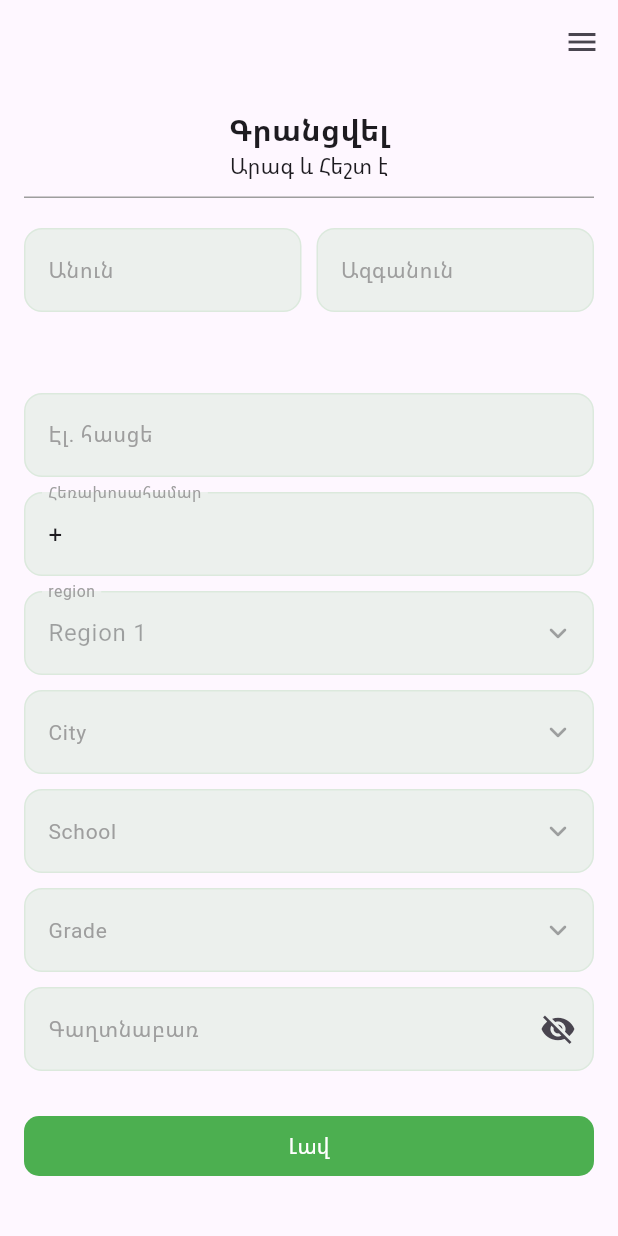
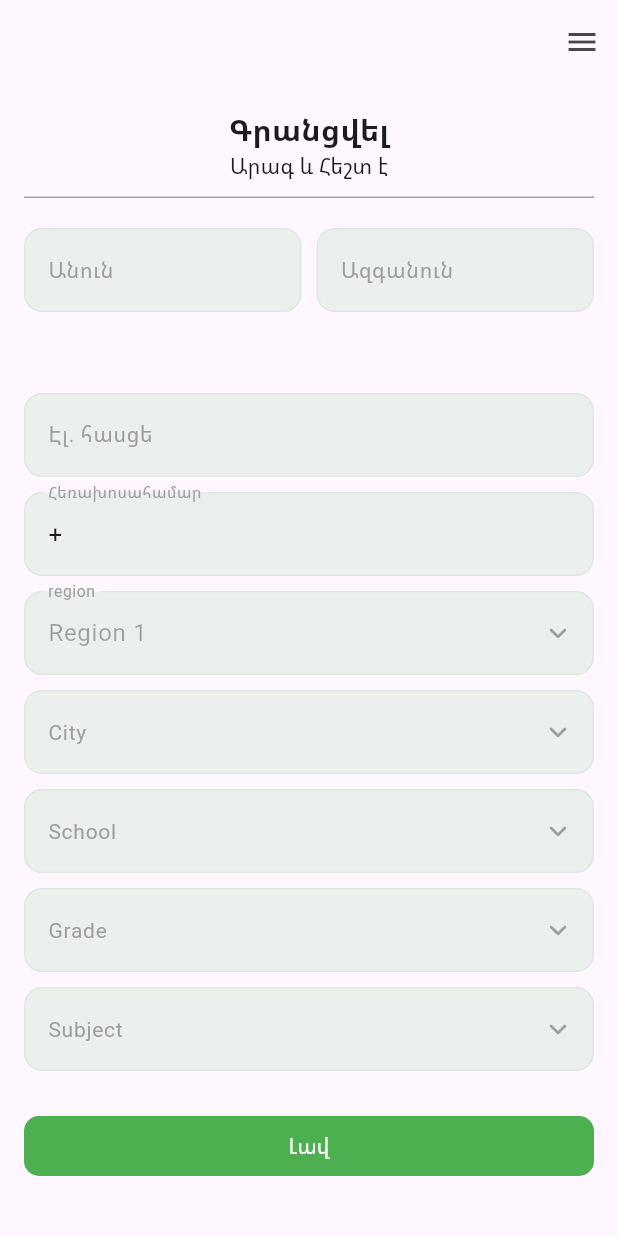
Before and after one commit to Vanik98/triosoft, a Flutter app: the screen it shows after launch, after a tap on "region", after a tap on "Region 1", on a phone screen of 412 x 824 dp. Run offline on Flutter 3.47's test engine with Material 3 defaults, Android fonts, the phone set to English and light mode, and no system bars; our stand-ins replace easy_localization, flutter_bloc, freezed_annotation, get_it, go_router, shared_preferences.

Commit message:
fix issues

```diff
--- a/lib/app/trio_soft_app.dart
+++ b/lib/app/trio_soft_app.dart
@@ -4,7 +4,6 @@ import 'package:flutter_bloc/flutter_bloc.dart';
 import 'package:go_router/go_router.dart';
 import 'package:triosoft/core/routes/app_routes.dart';
 import 'package:triosoft/features/authorization/presentation/bloc/login/login_bloc.dart';
-import 'package:triosoft/features/authorization/presentation/bloc/login/login_event.dart';
 
 import '../core/app/core_app.dart';
 import '../core/base/localization/easy_localization_config.dart';
--- a/lib/core/app/core_app.dart
+++ b/lib/core/app/core_app.dart
@@ -23,7 +23,6 @@ class _CoreAppWidgetState extends State<CoreAppWidget> with WidgetsBindingObserv
       localizationsDelegates: context.localizationDelegates,
       supportedLocales: context.supportedLocales,
       locale: context.locale,
-      // builder: EasyDialogManager.init(),
     );
   }
 }
--- a/lib/core/base/route/base_route.dart
+++ b/lib/core/base/route/base_route.dart
@@ -14,7 +14,6 @@ Page getPage({
   required Widget child,
   required GoRouterState state,
 }) {
-
   return CupertinoPage(
     key: state.pageKey,
     child: child,
--- a/lib/core/base/utils/api/ui_state.dart
+++ b/lib/core/base/utils/api/ui_state.dart
@@ -5,5 +5,6 @@ part 'ui_state.freezed.dart';
 @freezed
 sealed class UiState<T> with _$UiState<T> {
   factory UiState.success([@Default(null) T? data]) = UiSuccess<T>;
+
   factory UiState.error(String message) = UiError;
 }
--- a/lib/core/form/base/form_element_selector_full_widget.dart
+++ b/lib/core/form/base/form_element_selector_full_widget.dart
@@ -12,6 +12,7 @@ class FormElementSelectorFullWidget<T> extends StatefulWidget {
   final Icon? icon;
   final bool isHaveSearch;
   final ValueChanged<String>? onSearchChanged;
+  final ScrollController scrollController;
 
   const FormElementSelectorFullWidget({
     super.key,
@@ -22,6 +23,7 @@ class FormElementSelectorFullWidget<T> extends StatefulWidget {
     this.icon,
     this.isHaveSearch = false,
     this.onSearchChanged,
+    required this.scrollController,
   });
 
   @override
@@ -81,6 +83,7 @@ class _FormElementSelectorFullWidgetState<T> extends State<FormElementSelectorFu
                 widget.onDateSelected(v);
               },
               onSearchChanged: widget.onSearchChanged,
+              scrollController: widget.scrollController,
             ),
         ],
       ),
--- a/lib/core/form/base/form_selector_extra_widget.dart
+++ b/lib/core/form/base/form_selector_extra_widget.dart
@@ -9,17 +9,18 @@ class FormElementExtraWidget<T> extends StatelessWidget {
     required this.element,
     required this.onSelected,
     required this.onSearchChanged,
+    required this.scrollController,
   });
 
   final List<FormElement> element;
   final Function(T data) onSelected;
   final ValueChanged<String>? onSearchChanged;
+  final ScrollController scrollController;
 
   @override
   Widget build(BuildContext context) {
     return LayoutBuilder(
       builder: (context, constraints) {
-        // Determine height based on constraints, capping at 200
         double availableHeight = constraints.maxHeight.isFinite ? constraints.maxHeight : 200;
         double height = availableHeight < 200 ? availableHeight : 200;
 
@@ -30,7 +31,7 @@ class FormElementExtraWidget<T> extends StatelessWidget {
             borderRadius: BorderRadius.circular(10),
           ),
           child: Column(
-            mainAxisSize: MainAxisSize.min, // Allows the column to adjust based on content
+            mainAxisSize: MainAxisSize.min,
             children: [
               if (onSearchChanged != null)
                 SearchWidget(
@@ -39,10 +40,11 @@ class FormElementExtraWidget<T> extends StatelessWidget {
               const SizedBox(height: 10),
               ConstrainedBox(
                 constraints: BoxConstraints(
-                  maxHeight: height, // Cap height dynamically
+                  maxHeight: height,
                 ),
                 child: ListView.builder(
-                  shrinkWrap: true, // Allow the ListView to size based on children
+                  controller: scrollController,
+                  shrinkWrap: true,
                   itemCount: element.length,
                   itemBuilder: (context, index) {
                     return GestureDetector(
--- a/lib/core/form/elements/form_element_city_widget.dart
+++ b/lib/core/form/elements/form_element_city_widget.dart
@@ -11,10 +11,12 @@ class FormElementCityWidget extends StatelessWidget {
     super.key,
     required this.values,
     required this.onDateSelected,
+    required this.scrollController,
   });
 
   final Function(String) onDateSelected;
   final List<String> values;
+  final ScrollController scrollController;
 
   @override
   Widget build(BuildContext context) {
@@ -32,6 +34,7 @@ class FormElementCityWidget extends StatelessWidget {
             formElements: _createFormElements(state.filteredTextList),
             labelText: 'City',
             isHaveSearch: true,
+            scrollController: scrollController,
           );
         },
       ),
--- a/lib/core/form/elements/form_element_grade_widget.dart
+++ b/lib/core/form/elements/form_element_grade_widget.dart
@@ -7,10 +7,11 @@ import '../bloc/form_search_bloc.dart';
 import '../bloc/form_search_event.dart';
 
 class FormElementGradeWidget extends StatelessWidget {
-  const FormElementGradeWidget({super.key, required this.values, required this.onDateSelected});
+  const FormElementGradeWidget({super.key, required this.values, required this.onDateSelected, required this.scrollController});
 
   final Function(String) onDateSelected;
   final List<String> values;
+  final ScrollController scrollController;
 
   @override
   Widget build(BuildContext context) {
@@ -27,6 +28,7 @@ class FormElementGradeWidget extends StatelessWidget {
             },
             formElements: _createFormElements(state.filteredTextList),
             labelText: 'Grade',
+            scrollController: scrollController,
           );
         },
       ),
--- a/lib/core/form/elements/form_element_region_widget.dart
+++ b/lib/core/form/elements/form_element_region_widget.dart
@@ -4,10 +4,16 @@ import '../base/form_element_selector_full_widget.dart';
 import '../base/form_element_wrapper.dart';
 
 class FormElementRegionWidget extends StatelessWidget {
-  const FormElementRegionWidget({super.key, required this.values, required this.onDateSelected});
+  const FormElementRegionWidget({
+    super.key,
+    required this.values,
+    required this.onDateSelected,
+    required this.scrollController,
+  });
 
   final Function(String) onDateSelected;
   final List<String> values;
+  final ScrollController scrollController;
 
   @override
   Widget build(BuildContext context) {
@@ -17,6 +23,7 @@ class FormElementRegionWidget extends StatelessWidget {
       },
       formElements: _createFormElements(),
       labelText: 'region',
+      scrollController: scrollController,
     );
   }
 
--- a/lib/core/form/elements/form_element_school_widget.dart
+++ b/lib/core/form/elements/form_element_school_widget.dart
@@ -7,10 +7,11 @@ import '../bloc/form_search_bloc.dart';
 import '../bloc/form_search_event.dart';
 
 class FormElementSchoolWidget extends StatelessWidget {
-  const FormElementSchoolWidget({super.key, required this.values, required this.onDateSelected});
+  const FormElementSchoolWidget({super.key, required this.values, required this.onDateSelected, required this.scrollController});
 
   final Function(String) onDateSelected;
   final List<String> values;
+  final ScrollController scrollController;
 
   @override
   Widget build(BuildContext context) {
@@ -27,7 +28,7 @@ class FormElementSchoolWidget extends StatelessWidget {
             },
             formElements: _createFormElements(state.filteredTextList),
             labelText: 'School',
-            isHaveSearch: true,
+            isHaveSearch: true, scrollController: scrollController,
           );
         },
       ),
--- a/lib/core/form/elements/form_element_subject_widget.dart
+++ b/lib/core/form/elements/form_element_subject_widget.dart
@@ -7,15 +7,16 @@ import '../bloc/form_search_bloc.dart';
 import '../bloc/form_search_event.dart';
 
 class FormElementSubjectWidget extends StatelessWidget {
-  const FormElementSubjectWidget({super.key, required this.values, required this.onDateSelected});
+  const FormElementSubjectWidget({super.key, required this.values, required this.onDateSelected, required this.scrollController});
 
   final Function(String) onDateSelected;
   final List<String> values;
+  final ScrollController scrollController;
 
   @override
   Widget build(BuildContext context) {
     return BlocProvider(
-      create: (context) => FormSearchBloc(),
+      create: (context) => FormSearchBloc()..add(FormSearchEvent.setList(values)),
       child: BlocBuilder<FormSearchBloc, FormSearchState>(
         builder: (context, state) {
           return FormElementSelectorFullWidget(
@@ -28,6 +29,7 @@ class FormElementSubjectWidget extends StatelessWidget {
             formElements: _createFormElements(state.filteredTextList),
             labelText: 'Subject',
             isHaveSearch: true,
+            scrollController: scrollController,
           );
         },
       ),
--- a/lib/di/dependency_injection.dart
+++ b/lib/di/dependency_injection.dart
@@ -1,13 +1,11 @@
 import 'package:get_it/get_it.dart';
 
 import '../features/authorization/presentation/di/authorization_di.dart';
-import '../features/home/presentation/di/home_di.dart';
 
 final GetIt locator = GetIt.instance;
 
 abstract class DependencyInjection {
   static void configure() {
     authorizationModule();
-    homeModule();
   }
 }
--- a/lib/features/authorization/data/repository/authorization_repository_impl.dart
+++ b/lib/features/authorization/data/repository/authorization_repository_impl.dart
@@ -25,7 +25,7 @@ class AuthorizationRepositoryImpl implements AuthorizationRepository {
     final result = await authApiService.registerUser(addUserRequest);
     // parse
     // la la la la la la la la la la la la
-    //return UisTATE
+    //return UiState
     return UiSuccess(result);
   }
 }
--- a/lib/features/authorization/domain/entites/school_enum.dart
+++ b/lib/features/authorization/domain/entites/school_enum.dart
@@ -1,6 +1,4 @@
-import 'package:triosoft/generated/locale_keys.g.dart';
-
-enum SchoolEnum{
+enum SchoolEnum {
   n100('100'),
   n103('103');
 
--- a/lib/features/authorization/presentation/bloc/login/login_bloc.dart
+++ b/lib/features/authorization/presentation/bloc/login/login_bloc.dart
@@ -15,7 +15,7 @@ class LoginBloc extends Bloc<LoginEvent, LoginState> {
   final RegisterUserUseCase _registerUserUseCase;
   final GetUserTokenUseCase _getUserTokenUseCase;
 
-  LoginBloc(this._putUserTokenUseCase,this._removeUserTokenUseCase, this._registerUserUseCase, this._getUserTokenUseCase) : super(LoginState.initial()) {
+  LoginBloc(this._putUserTokenUseCase, this._removeUserTokenUseCase, this._registerUserUseCase, this._getUserTokenUseCase) : super(LoginState.initial()) {
     on<LoginEventRegisterUserEvent>(_registerUser);
     on<LoginEventLogOutEvent>(_logOutUser);
     on<LoginEventGetTokenEvent>(_getToken);
@@ -43,7 +43,7 @@ class LoginBloc extends Bloc<LoginEvent, LoginState> {
   }
 
   void _getToken(LoginEventGetTokenEvent event, Emitter<LoginState> emitter) async {
-   final token = _getUserTokenUseCase.execute();
+    final token = _getUserTokenUseCase.execute();
     emitter(state.copyWith(token: token));
   }
 }
--- a/lib/features/authorization/presentation/pages/sign_up_page.dart
+++ b/lib/features/authorization/presentation/pages/sign_up_page.dart
@@ -84,6 +84,7 @@ class SignUpPage extends StatelessWidget {
 
   Widget _body() {
     final formKey = GlobalKey<FormState>();
+    final scrollController = ScrollController();
     return Padding(
       padding: const EdgeInsets.all(16.0),
       child: Form(
@@ -91,7 +92,11 @@ class SignUpPage extends StatelessWidget {
         child: Column(
           children: [
             const SignUpHeaderWidget(),
-            const Expanded(child: SingleChildScrollView(child: SignUpPageFormElementsWidget())),
+            Expanded(
+                child: SingleChildScrollView(
+                    child: SignUpPageFormElementsWidget(
+              scrollController: scrollController,
+            ))),
             SignUpBottomWidget(formKey: formKey),
           ],
         ),
--- a/lib/features/authorization/presentation/widgets/sign_up_bottom_widget.dart
+++ b/lib/features/authorization/presentation/widgets/sign_up_bottom_widget.dart
@@ -39,7 +39,7 @@ class SignUpBottomWidget extends StatelessWidget {
                                 region: state.region!,
                                 city: state.city!,
                                 school: state.school!,
-                                subject: 'state.subject!', // todo:change
+                                subject: state.subject!,
                                 grade: state.grade!,
                                 password: state.password!,
                               ),
--- a/lib/features/authorization/presentation/widgets/sign_up_form_elements_widget.dart
+++ b/lib/features/authorization/presentation/widgets/sign_up_form_elements_widget.dart
@@ -21,7 +21,9 @@ import '../../domain/entites/grade_enum.dart';
 import '../../domain/entites/region_enum.dart';
 
 class SignUpPageFormElementsWidget extends StatelessWidget {
-  const SignUpPageFormElementsWidget({super.key});
+  const SignUpPageFormElementsWidget({super.key, required this.scrollController});
+
+  final ScrollController scrollController;
 
   @override
   Widget build(BuildContext context) {
@@ -34,7 +36,7 @@ class SignUpPageFormElementsWidget extends StatelessWidget {
         _cityWidget,
         _schoolWidget,
         _gradeWidget,
-        // _subjectWidget,
+        _subjectWidget,
         _passwordWidget,
         _confirmWidget,
       ],
@@ -124,6 +126,7 @@ class SignUpPageFormElementsWidget extends StatelessWidget {
             onDateSelected: (value) {
               context.read<SignUpBloc>().add(SignUpEvent.changeRegion(value));
             },
+            scrollController: scrollController,
           );
         },
       ));
@@ -138,6 +141,7 @@ class SignUpPageFormElementsWidget extends StatelessWidget {
             onDateSelected: (value) {
               context.read<SignUpBloc>().add(SignUpEvent.changeCity(value));
             },
+            scrollController: scrollController,
           );
         },
       ));
@@ -152,6 +156,7 @@ class SignUpPageFormElementsWidget extends StatelessWidget {
             onDateSelected: (value) {
               context.read<SignUpBloc>().add(SignUpEvent.changeSchool(value));
             },
+            scrollController: scrollController,
           );
         },
       ));
@@ -166,6 +171,7 @@ class SignUpPageFormElementsWidget extends StatelessWidget {
             onDateSelected: (value) {
               context.read<SignUpBloc>().add(SignUpEvent.changeGrade(value));
             },
+            scrollController: scrollController,
           );
         },
       ));
@@ -180,6 +186,7 @@ class SignUpPageFormElementsWidget extends StatelessWidget {
             onDateSelected: (value) {
               context.read<SignUpBloc>().add(SignUpEvent.changeSubject(value));
             },
+            scrollController: scrollController,
           );
         },
       ));
--- a/lib/features/home/presentation/di/home_di.dart
+++ /dev/null
@@ -1,14 +0,0 @@
-import 'package:shared_preferences/shared_preferences.dart';
-
-Future<void> homeModule() async {
-  // //datasource
-  // locator.registerSingleton<NotificationsPreferences>(NotificationsPreferencesImpl(await SharedPreferences.getInstance()));
-  //
-  // //repo
-  // locator.registerSingleton<NotificationsRepository>(NotificationsRepositoryImpl(locator.get()));
-  //
-  // //usecases
-  // locator.registerSingleton(GetNotificationsUseCase(locator.get()));
-  // locator.registerSingleton(DeleteNotificationsUseCase(locator.get()));
-  // locator.registerSingleton(PutNotificationsUseCase(locator.get()));
-}
--- a/lib/features/home/presentation/pages/home_page.dart
+++ b/lib/features/home/presentation/pages/home_page.dart
@@ -23,7 +23,7 @@ class HomePage extends StatelessWidget {
         create: (context) => ProfileBloc()..add(ProfileEvent.getProfileInfo(token)),
         child: BlocBuilder<ProfileBloc, ProfileState>(
           builder: (context, state) {
-            if (state.fullName == null) return CircularProgressIndicator();
+            if (state.fullName == null) return const CircularProgressIndicator();
             return Scaffold(
               body: Column(
                 children: [
```
